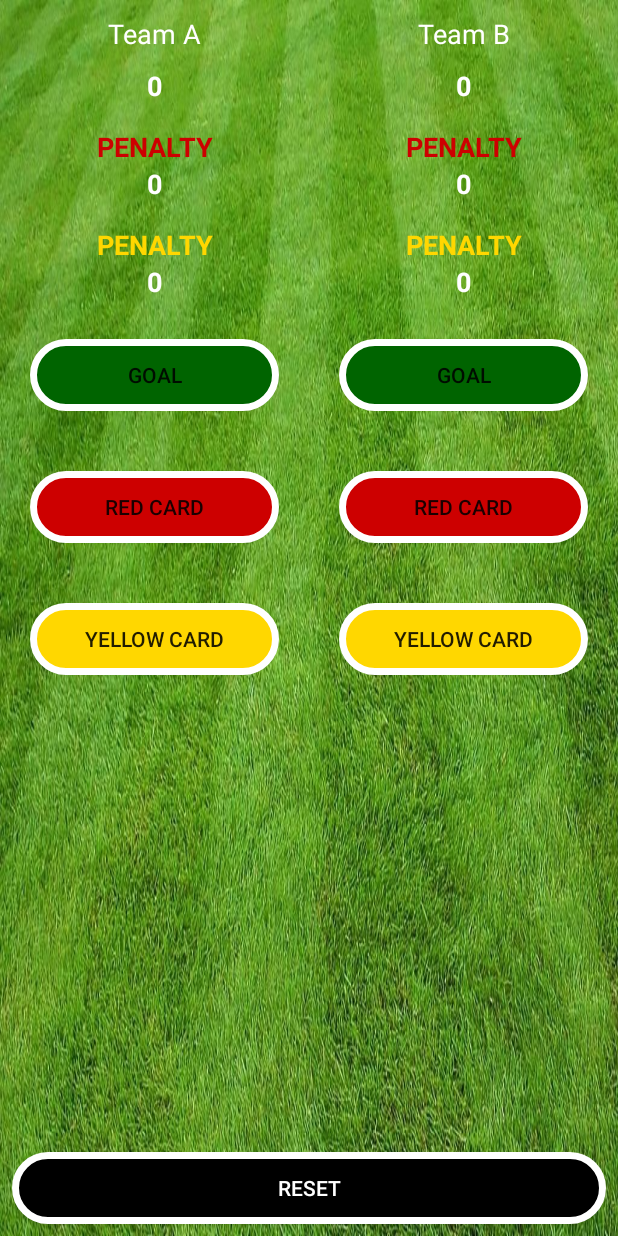
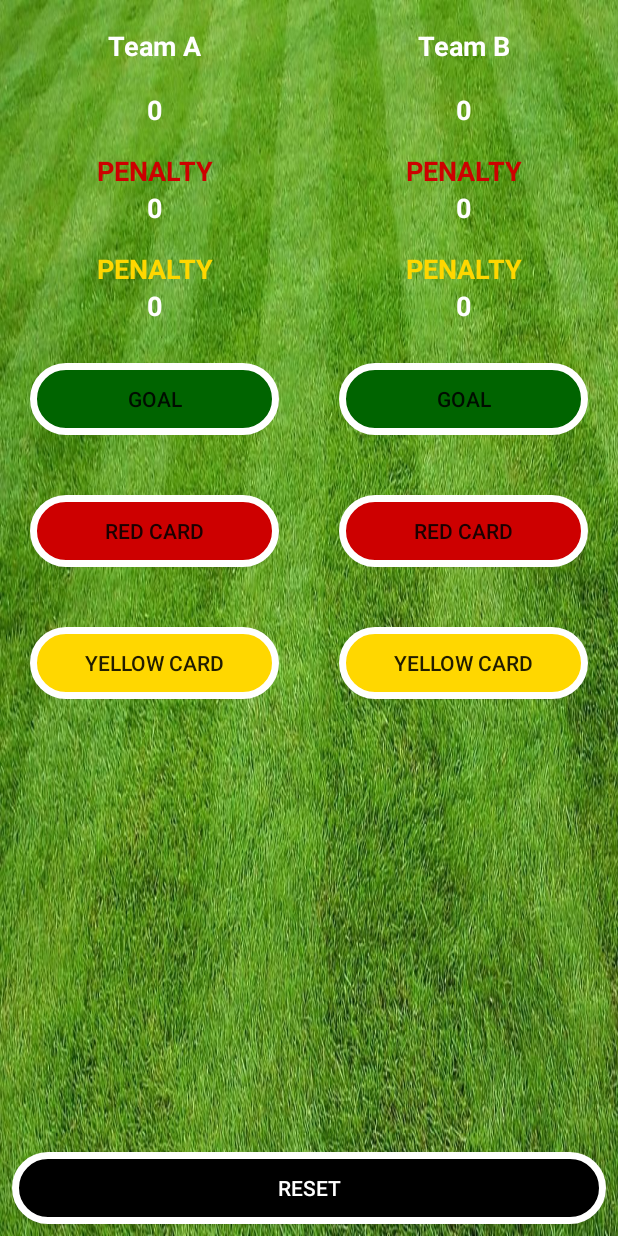
Before and after one commit to IvaLambova/FootballScoreCounter, an Android app: the layout activity_main.xml on its own in the app's theme, with its tools: preview values and no code run, on a phone screen of 412 x 824 dp. Run offline under Robolectric (Android 15) with nearby library versions, the phone set to English and light mode, and no system bars.

Commit message:
1) Changed teams' names size from 10sp to 10 sp & set the text to bold.
2) Removed the toolbar at the top of the screen to gain more screen size.

```diff
--- a/app/src/main/java/com/example/android/footballscorecounter/MainActivity.java
+++ b/app/src/main/java/com/example/android/footballscorecounter/MainActivity.java
@@ -1,12 +1,14 @@
 package com.example.android.footballscorecounter;
 
+import android.app.Activity;
 import android.support.v7.app.AppCompatActivity;
 import android.os.Bundle;
 import android.view.View;
+import android.view.Window;
 import android.widget.EditText;
 import android.widget.TextView;
 
-public class MainActivity extends AppCompatActivity {
+public class MainActivity extends Activity {
 
     int goalTeamA = 0;
     int redCardTeamA = 0;
@@ -28,6 +30,7 @@ public class MainActivity extends AppCompatActivity {
     @Override
     protected void onCreate(Bundle savedInstanceState) {
         super.onCreate(savedInstanceState);
+        requestWindowFeature(Window.FEATURE_NO_TITLE);
         setContentView(R.layout.activity_main);
     }
 
--- a/app/src/main/res/layout/activity_main.xml
+++ b/app/src/main/res/layout/activity_main.xml
@@ -39,6 +39,7 @@ android:layout_height="wrap_content">
             android:padding="@dimen/TeamName"
             android:text="@string/team_a"
             android:textColor="@color/white"
+            android:textStyle="bold"
             android:windowSoftInputMode="stateAlwaysHidden"/>
 
         <TextView
@@ -135,6 +136,7 @@ android:layout_height="wrap_content">
             android:padding="@dimen/TeamName"
             android:text="@string/team_b"
             android:textColor="@color/white"
+            android:textStyle="bold"
             android:windowSoftInputMode="stateAlwaysHidden"/>
 
         <TextView
--- a/app/src/main/res/values/dimens.xml
+++ b/app/src/main/res/values/dimens.xml
@@ -2,7 +2,7 @@
 <resources>
 
     <!-- Teams' names dimensions. -->
-    <dimen name="TeamName">10sp</dimen>
+    <dimen name="TeamName">18sp</dimen>
 
     <!-- Teams' score dimensions. -->
     <dimen name="TeamsScore">18sp</dimen>
--- a/app/src/main/res/values/styles.xml
+++ b/app/src/main/res/values/styles.xml
@@ -7,6 +7,7 @@
         <item name="colorPrimaryDark">@color/colorPrimaryDark</item>
         <item name="colorAccent">@color/colorAccent</item>
     </style>
+
 
     <!-- Teams' score style. -->
     <style name="TeamsScoreStyle" parent="AppTheme">
```
